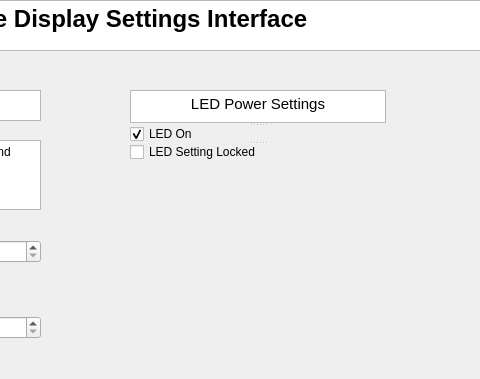
Old version of the form tempui.ui in the repository darthidk/TemperatureGUI; both pictures show x 320 to 800 and y 0 to 379 of the 800 by 600 pixel window.
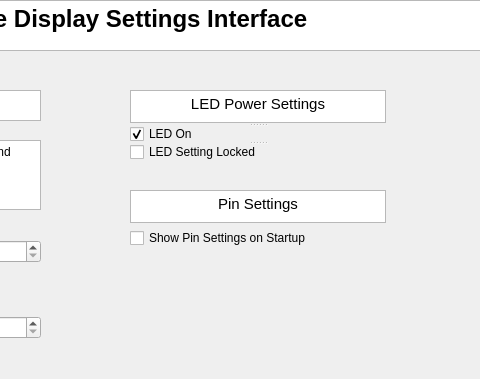
New version of the form.

Commit message: added button and serial to set showing settings on startup

Patch:
```diff
--- a/tempui.ui
+++ b/tempui.ui
@@ -350,6 +350,42 @@
     <string>View Pin Connectors</string>
    </property>
   </widget>
+  <widget class="QTextBrowser" name="textBrowser_10">
+   <property name="enabled">
+    <bool>true</bool>
+   </property>
+   <property name="geometry">
+    <rect>
+     <x>450</x>
+     <y>190</y>
+     <width>256</width>
+     <height>33</height>
+    </rect>
+   </property>
+   <property name="html">
+    <string>&lt;!DOCTYPE HTML PUBLIC &quot;-//W3C//DTD HTML 4.0//EN&quot; &quot;http://www.w3.org/TR/REC-html40/strict.dtd&quot;&gt;
+&lt;html&gt;&lt;head&gt;&lt;meta name=&quot;qrichtext&quot; content=&quot;1&quot; /&gt;&lt;meta charset=&quot;utf-8&quot; /&gt;&lt;style type=&quot;text/css&quot;&gt;
+p, li { white-space: pre-wrap; }
+hr { height: 1px; border-width: 0; }
+li.unchecked::marker { content: &quot;\2610&quot;; }
+li.checked::marker { content: &quot;\2612&quot;; }
+&lt;/style&gt;&lt;/head&gt;&lt;body style=&quot; font-family:'Segoe UI'; font-size:9pt; font-weight:400; font-style:normal;&quot;&gt;
+&lt;p align=&quot;center&quot; style=&quot; margin-top:0px; margin-bottom:0px; margin-left:0px; margin-right:0px; -qt-block-indent:0; text-indent:0px;&quot;&gt;&lt;span style=&quot; font-size:11pt;&quot;&gt;Pin Settings&lt;/span&gt;&lt;/p&gt;&lt;/body&gt;&lt;/html&gt;</string>
+   </property>
+  </widget>
+  <widget class="QCheckBox" name="checkPinBox">
+   <property name="geometry">
+    <rect>
+     <x>450</x>
+     <y>227</y>
+     <width>177</width>
+     <height>22</height>
+    </rect>
+   </property>
+   <property name="text">
+    <string>Show Pin Settings on Startup</string>
+   </property>
+  </widget>
  </widget>
  <resources/>
  <connections>
```
The commit also changes 1 other file.
